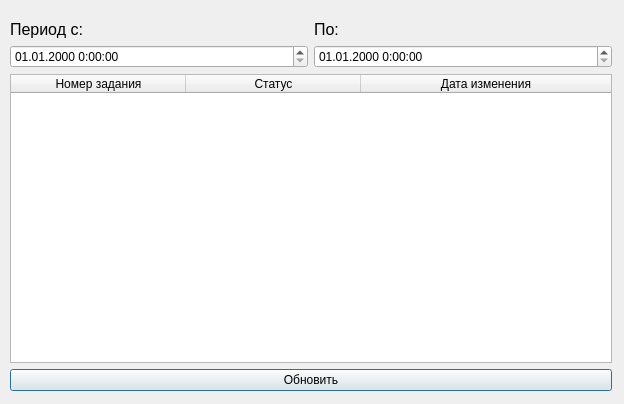
First picture: the form in ui/empl_history.ui, repository Tr0ub1e/Izbushka, before the edit.
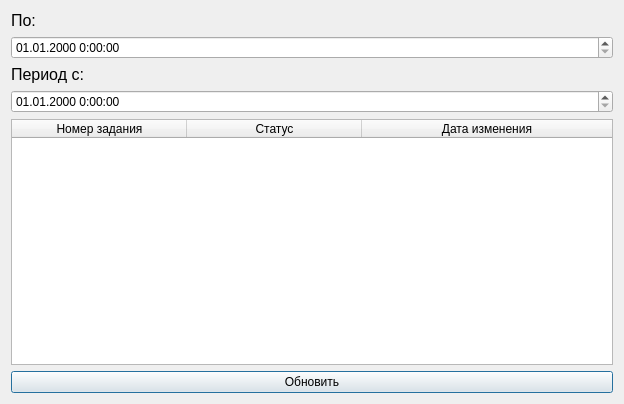
Second picture: the form after the edit. Icons and pictures are not drawn.

Patch:
```diff
--- a/ui/empl_history.ui
+++ b/ui/empl_history.ui
@@ -17,17 +17,27 @@
    <iconset>
     <normaloff>favicon.ico</normaloff>favicon.ico</iconset>
   </property>
-  <widget class="QWidget" name="layoutWidget">
-   <property name="geometry">
-    <rect>
-     <x>10</x>
-     <y>20</y>
-     <width>602</width>
-     <height>371</height>
-    </rect>
-   </property>
-   <layout class="QGridLayout" name="gridLayout">
-    <item row="0" column="0">
+  <layout class="QVBoxLayout" name="verticalLayout">
+   <item>
+    <widget class="QLabel" name="label_2">
+     <property name="font">
+      <font>
+       <pointsize>12</pointsize>
+      </font>
+     </property>
+     <property name="text">
+      <string>По:</string>
+     </property>
+    </widget>
+   </item>
+   <item>
+    <widget class="QDateTimeEdit" name="dateTimeEdit">
+     <property name="displayFormat">
+      <string>dd.MM.yyyy H:mm:ss</string>
+     </property>
+    </widget>
+   </item>
+   <item>
      <widget class="QLabel" name="label">
       <property name="font">
        <font>
@@ -39,21 +49,14 @@
       </property>
      </widget>
     </item>
-    <item row="3" column="0" colspan="2">
-     <widget class="QPushButton" name="pushButton">
-      <property name="text">
-       <string>Обновить</string>
-      </property>
-     </widget>
-    </item>
-    <item row="1" column="1">
+   <item>
      <widget class="QDateTimeEdit" name="dateTimeEdit_2">
       <property name="displayFormat">
        <string>dd.MM.yyyy H:mm:ss</string>
       </property>
      </widget>
     </item>
-    <item row="2" column="0" colspan="2">
+   <item>
      <widget class="QTableWidget" name="tableWidget">
       <property name="minimumSize">
        <size>
@@ -93,27 +96,14 @@
       </column>
      </widget>
     </item>
-    <item row="0" column="1">
-     <widget class="QLabel" name="label_2">
-      <property name="font">
-       <font>
-        <pointsize>12</pointsize>
-       </font>
-      </property>
+   <item>
+    <widget class="QPushButton" name="pushButton">
       <property name="text">
-       <string>По:</string>
-      </property>
-     </widget>
-    </item>
-    <item row="1" column="0">
-     <widget class="QDateTimeEdit" name="dateTimeEdit">
-      <property name="displayFormat">
-       <string>dd.MM.yyyy H:mm:ss</string>
+      <string>Обновить</string>
       </property>
      </widget>
     </item>
    </layout>
-  </widget>
  </widget>
  <resources/>
  <connections/>
```
Lines whose indentation alone changed are shown as unchanged.
